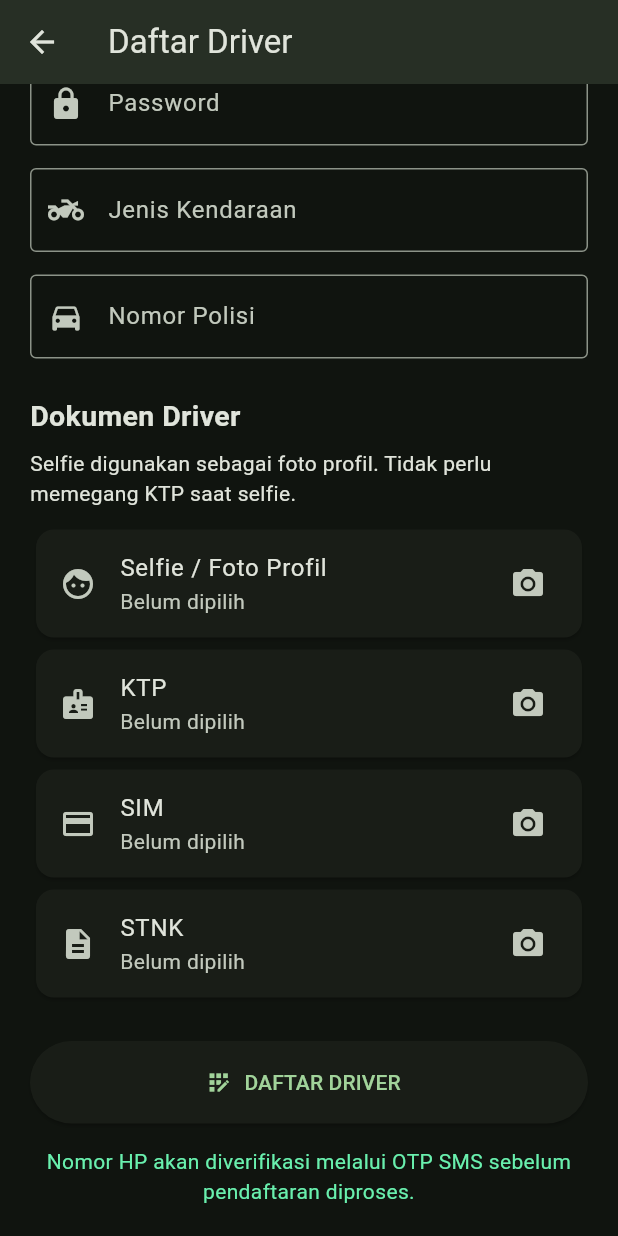
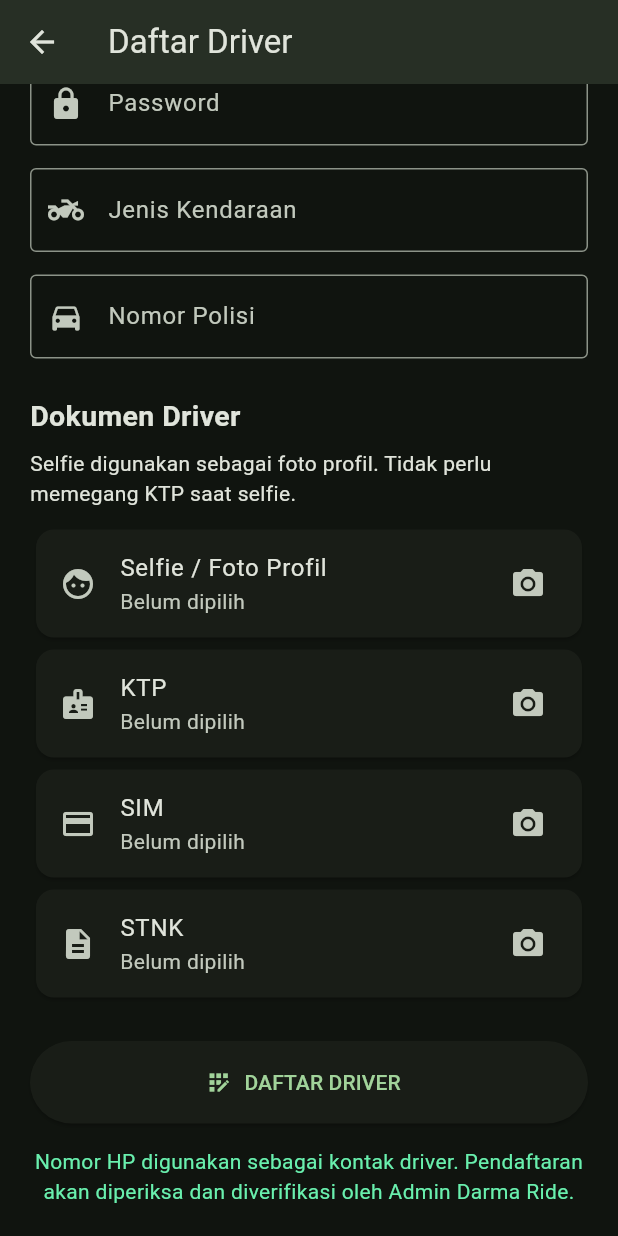
Before and after one commit to darmawiranda506-eng/TianRide2, a Flutter app: the DriverRegisterPage screen opened directly, scrolled down 384 dp, on a phone screen of 412 x 824 dp. Run offline on Flutter 3.47's test engine with Material 3 defaults, Android fonts, the phone set to English and light mode, and no system bars; our stand-ins replace cloud_firestore, firebase_auth, firebase_core, firebase_messaging, firebase_storage, flutter_local_notifications and 4 more; accounts and stored records are empty.

Commit message:
Update driver registration verification notice

```diff
--- a/lib/driver_register_page.dart
+++ b/lib/driver_register_page.dart
@@ -494,8 +494,7 @@ class _DriverRegisterPageState extends State<DriverRegisterPage> {
                 ),
                 const SizedBox(height: 15),
                 const Text(
-                  'Nomor HP akan diverifikasi melalui OTP SMS '
-                  'sebelum pendaftaran diproses.',
+                  'Nomor HP digunakan sebagai kontak driver. Pendaftaran akan diperiksa dan diverifikasi oleh Admin Darma Ride.',
                   textAlign: TextAlign.center,
                   style: TextStyle(
                     color: Colors.greenAccent,
```
